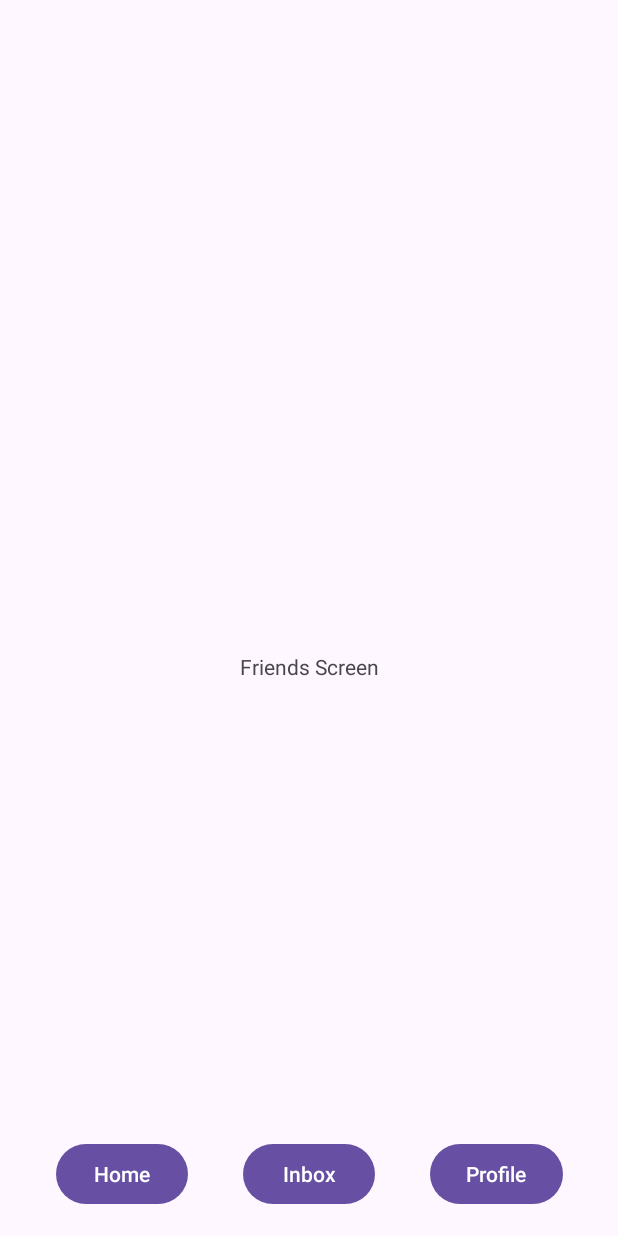
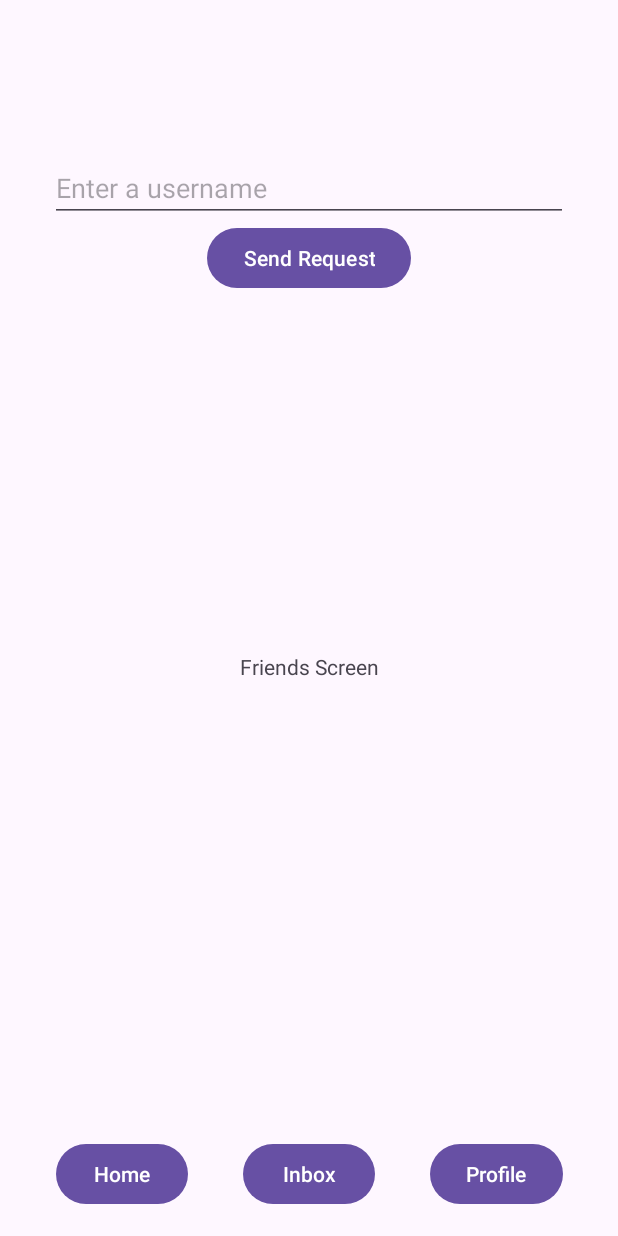
Before and after one commit to COSC481W-2024Winter/ResoluteApp, an Android app: the FriendsFragment screen opened through its navigation route, on a phone screen of 412 x 824 dp. Run offline under Robolectric (Android 15) with nearby library versions, the phone set to English and light mode, and no system bars; our stand-ins replace Firebase (no records; nobody signed in at launch, a user with empty details on screens opened directly), navigation-ui.

Commit message:
feat: Friends page UI and sending friend requests to Firestore
This commit sets up the layout for the friends page with a text box and a button for sending friend requests. It will query dummy data in Firestore, and send dummy data as well.

* added to fragment_friends.xml for UI layout
* added to FriendsFragment.java for sending friend requests to Firestore
* sends friend request to requests collection and request collection of entered username in Firestore

issue #11

```diff
--- a/app/src/main/res/layout/fragment_friends.xml
+++ b/app/src/main/res/layout/fragment_friends.xml
@@ -5,6 +5,29 @@
     android:layout_width="match_parent"
     android:layout_height="match_parent"
     tools:context=".FriendsFragment" >
+
+    <EditText
+        android:id="@+id/enter_username"
+        android:layout_width="345dp"
+        android:layout_height="39dp"
+        android:ems="10"
+        android:hint="Enter a username"
+        android:inputType="text"
+        app:layout_constraintBottom_toTopOf="@+id/friends_identifier"
+        app:layout_constraintEnd_toEndOf="parent"
+        app:layout_constraintStart_toStartOf="parent"
+        app:layout_constraintTop_toTopOf="parent"
+        app:layout_constraintVertical_bias="0.135"
+        tools:ignore="Autofill, LabelFor" />
+
+    <Button
+        android:id="@+id/send_request"
+        android:layout_width="wrap_content"
+        android:layout_height="wrap_content"
+        android:text="Send Request"
+        app:layout_constraintEnd_toEndOf="parent"
+        app:layout_constraintStart_toStartOf="parent"
+        app:layout_constraintTop_toBottomOf="@+id/enter_username" />
 
     <Button
         android:id="@+id/to_home_from_friends"
```
Also changed, not shown: app/src/main/java/com/example/resoluteapp/FriendsFragment.java (+91 -1 lines).
